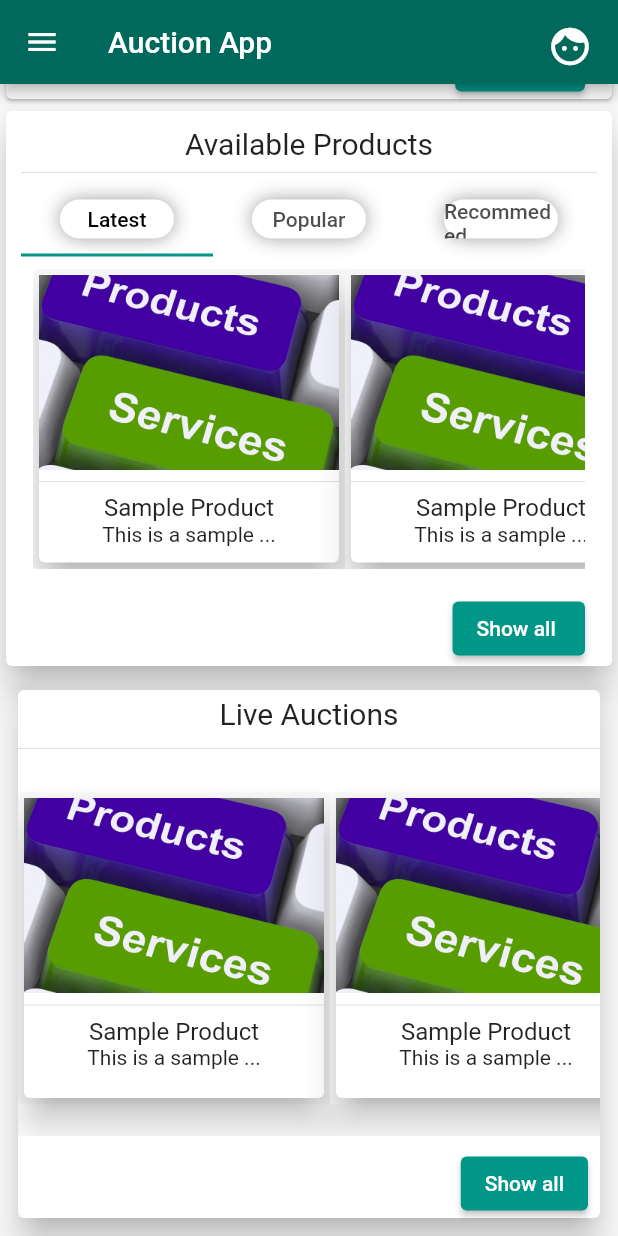
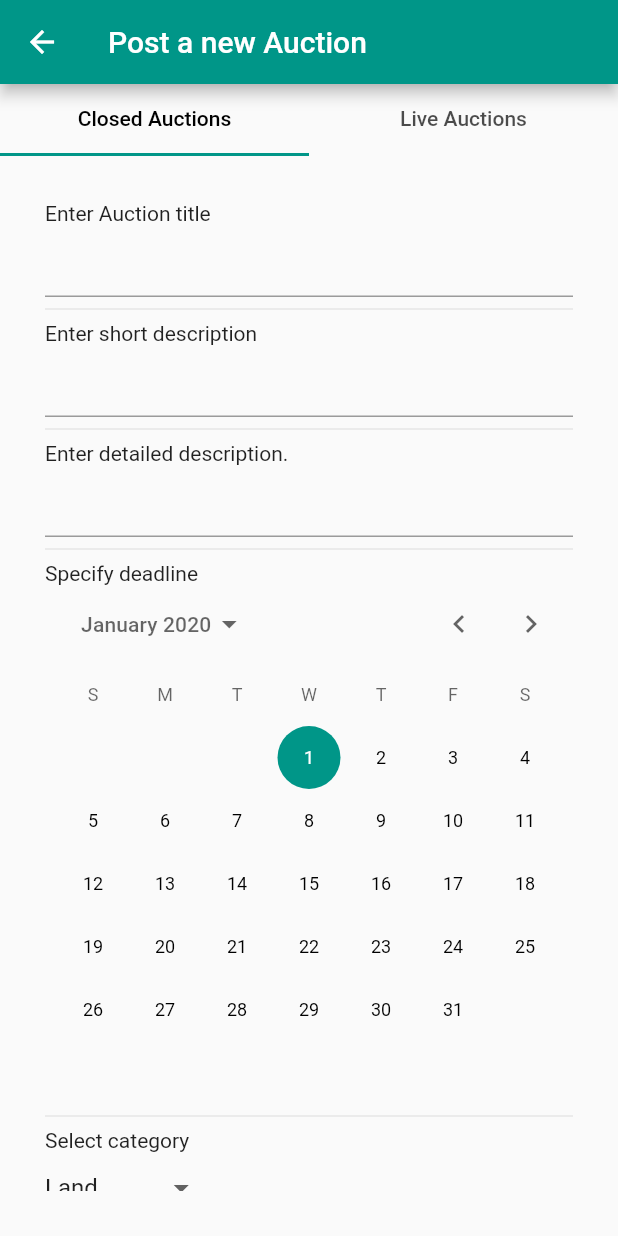
Before and after one commit to adwaTech/project-capstone, a Flutter app: the screen it shows after launch, scrolled down 558 dp, after a tap on "Post a new Auction", on a phone screen of 412 x 824 dp. Run offline on Flutter 3.47's test engine with Material 2 defaults, Android fonts, the light colour scheme and no system bars; missing offline and left inert: dart:html.

Commit message:
added post auction page

```diff
--- a/mobile front-end/auction_mobile/lib/components/drawer.dart
+++ b/mobile front-end/auction_mobile/lib/components/drawer.dart
@@ -1,7 +1,8 @@
 import 'package:flutter/material.dart';
 
+import '../your_auctions.dart';
+
 class DrawerComponent extends StatelessWidget {
-
   @override
   Widget build(BuildContext context) {
     return Drawer(
@@ -15,17 +16,12 @@ class DrawerComponent extends StatelessWidget {
           ),
           Divider(),
           ListTile(
-                  leading: Icon(Icons.home),
-                  title: Text(
-                      'Home'), // home, auction, categories, aobut, contact, FAQ, help and support'
-                ),
-                ListTile(
+            onTap: () {
+              Navigator.of(context).push(
+                  MaterialPageRoute(builder: (context) => YourAuctions()));
+            },
             leading: Icon(Icons.shop),
             title: Text('Your Auctions'),
-                ),
-                ListTile(
-                  leading: Icon(Icons.category),
-                  title: Text('Categories'),
           ),
           ListTile(
             leading: Icon(Icons.info),
@@ -46,6 +42,5 @@ class DrawerComponent extends StatelessWidget {
         ],
       ),
     );
-
   }
 }
--- /dev/null
+++ b/mobile front-end/auction_mobile/lib/components/post_auction_form.dart
@@ -0,0 +1,134 @@
+import 'package:flutter/material.dart';
+
+class PostAuctionForm extends StatefulWidget {
+  final Function onSubmit;
+  PostAuctionForm(this.onSubmit);
+
+  @override
+  _PostAuctionFormState createState() => _PostAuctionFormState();
+}
+
+class _PostAuctionFormState extends State<PostAuctionForm>
+    with SingleTickerProviderStateMixin {
+  GlobalKey<FormState> _closedFormKey = GlobalKey<FormState>(),
+      _openFormKey = GlobalKey<FormState>();
+  TabController _tabController;
+  void initState() {
+    super.initState();
+    _tabController = TabController(length: 2, vsync: this);
+  }
+
+  @override
+  Widget build(BuildContext context) {
+    return Container(
+        child: Column(children: [
+      TabBar(controller: _tabController, labelColor: Colors.black, tabs: [
+        Tab(
+          child: Text('Closed Auctions'),
+        ),
+        Tab(
+          child: Text('Live Auctions'),
+        )
+      ]),
+      Expanded(
+          child: Padding(
+              padding: EdgeInsets.all(30),
+              child: TabBarView(controller: _tabController, children: [
+                Form(
+                    key: _closedFormKey,
+                    child: Container(
+                      child: ListView(
+                        children: [
+                          Text('Enter Auction title'),
+                          TextFormField(),
+                          Divider(),
+                          Text('Enter short description'),
+                          TextFormField(),
+                          Divider(),
+                          Text('Enter detailed description.'),
+                          TextFormField(),
+                          Divider(),
+                          Text('Specify deadline'),
+                          CalendarDatePicker(
+                              initialDate: DateTime(2020),
+                              firstDate: DateTime(
+                                2019,
+                              ),
+                              lastDate: DateTime(2021),
+                              onDateChanged: (dateTime) {
+                                print('hello');
+                              }),
+                          Divider(),
+                          Text('Select category'),
+                          DropdownButton(
+                              value: 'land',
+                              onChanged: (value) {},
+                              items: [
+                                DropdownMenuItem(
+                                  child: Text('Land'),
+                                  value: 'land',
+                                ),
+                                DropdownMenuItem(
+                                    child: Text('Electronics'),
+                                    value: 'electronics'),
+                                DropdownMenuItem(
+                                  child: Text('Vehicle'),
+                                  value: 'vechicle',
+                                )
+                              ]),
+                          TextFormField(),
+                          TextFormField(),
+                        ],
+                      ),
+                    )),
+                Form(
+                    key: _openFormKey,
+                    child: Container(
+                      child: ListView(
+                        children: [
+                          Text('Enter Auction title'),
+                          TextFormField(),
+                          Divider(),
+                          Text('Enter short description'),
+                          TextFormField(),
+                          Divider(),
+                          Text('Enter detailed description.'),
+                          TextFormField(),
+                          Divider(),
+                          Text('Specify Auction date'),
+                          CalendarDatePicker(
+                              initialDate: DateTime(2020),
+                              firstDate: DateTime(
+                                2019,
+                              ),
+                              lastDate: DateTime(2021),
+                              onDateChanged: (dateTime) {
+                                print('hello');
+                              }),
+                          Divider(),
+                          Text('Select category'),
+                          DropdownButton(
+                              value: 'land',
+                              onChanged: (value) {},
+                              items: [
+                                DropdownMenuItem(
+                                  child: Text('Land'),
+                                  value: 'land',
+                                ),
+                                DropdownMenuItem(
+                                    child: Text('Electronics'),
+                                    value: 'electronics'),
+                                DropdownMenuItem(
+                                  child: Text('Vehicle'),
+                                  value: 'vechicle',
+                                )
+                              ]),
+                          TextFormField(),
+                          TextFormField(),
+                        ],
+                      ),
+                    )),
+              ]))),
+    ]));
+  }
+}
--- a/mobile front-end/auction_mobile/lib/main.dart
+++ b/mobile front-end/auction_mobile/lib/main.dart
@@ -1,6 +1,7 @@
 import 'package:auction_mobile/components/category_card.dart';
 import 'package:auction_mobile/components/drawer.dart';
 import 'package:auction_mobile/live_auctions_view.dart';
+import 'package:auction_mobile/post_auction.dart';
 import 'package:auction_mobile/product_browser.dart';
 import 'package:auction_mobile/components/product_card.dart';
 import 'package:auction_mobile/your_auctions.dart';
@@ -84,7 +85,12 @@ class _AuctionAppState extends State<AuctionApp> with TickerProviderStateMixin {
                               mainAxisAlignment: MainAxisAlignment.center,
                               children: [
                                 ListTile(
-                                  onTap: () {},
+                                  onTap: () {
+                                    Navigator.of(_scaffoldKey.currentContext)
+                                        .push(MaterialPageRoute(
+                                            builder: (context) =>
+                                                PostAuction()));
+                                  },
                                   leading: Icon(
                                     Icons.shop,
                                     color: Colors.white,
--- a/mobile front-end/auction_mobile/lib/post_auction.dart
+++ b/mobile front-end/auction_mobile/lib/post_auction.dart
@@ -0,0 +1,29 @@
+import 'dart:html';
+
+import 'package:auction_mobile/components/post_auction_form.dart';
+import 'package:flutter/material.dart';
+
+class PostAuction extends StatefulWidget {
+  @override
+  _PostAuctionState createState() => _PostAuctionState();
+}
+
+class _PostAuctionState extends State<PostAuction> {
+  @override
+  Widget build(BuildContext context) {
+    return Scaffold(
+        appBar: AppBar(
+          title: Text('Post a new Auction'),
+        ),
+        body: Container(
+          child: Column(
+            crossAxisAlignment: CrossAxisAlignment.center,
+            children: [
+              Expanded(child: PostAuctionForm((result) {
+                // use the result object
+              }))
+            ],
+          ),
+        ));
+  }
+}
```
Also changed, not shown: mobile front-end/auction_mobile/lib/components/auction_rules.dart (added). Lines whose indentation alone changed are shown as unchanged.
